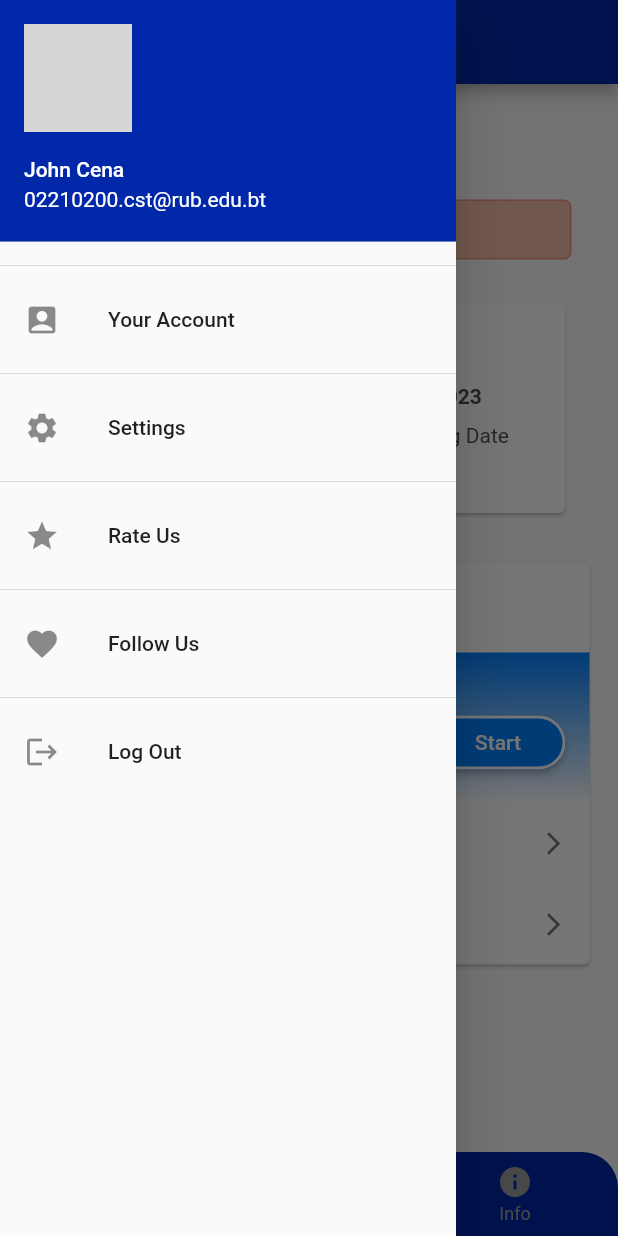
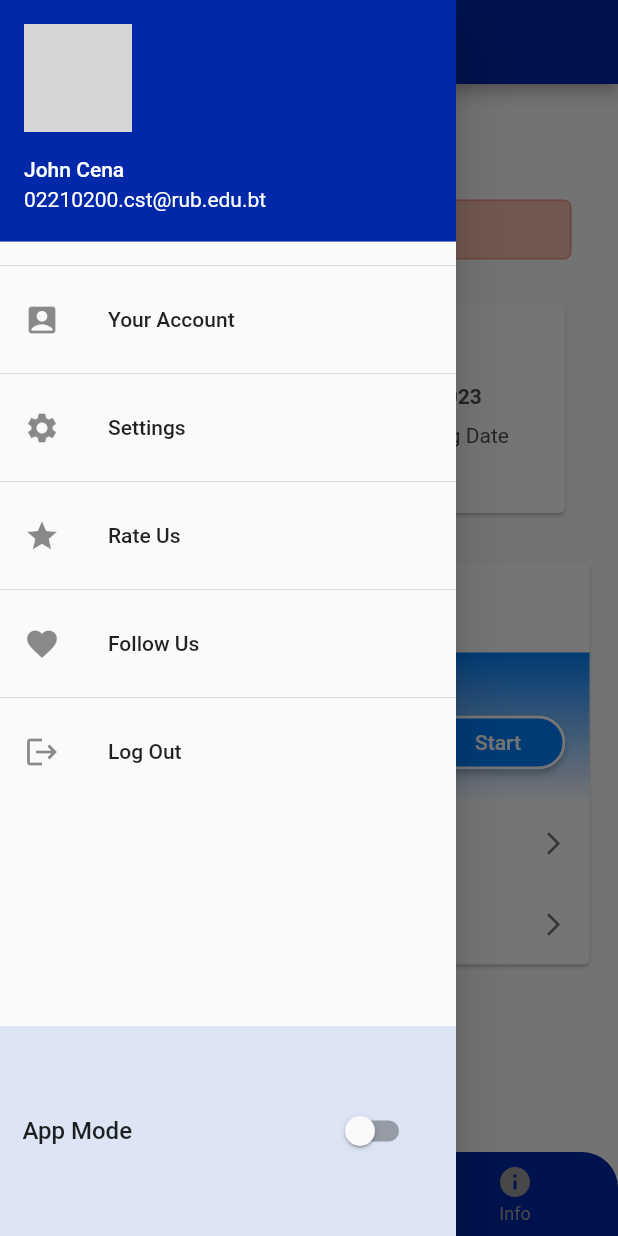
Before and after one commit to JigmePwangyel/Semester-Registration-App, a Flutter app: the screen it shows after launch, in the side drawer, after a tap on "Your Account", on a phone screen of 412 x 824 dp. Run offline on Flutter 3.47's test engine with Material 2 defaults, Android fonts, the phone set to English and light mode, and no system bars; network calls fail; grey boxes are pictures that could not be loaded.

Commit message:
Created Receipt and Bottom Navigation

```diff
--- a/lib/main.dart
+++ b/lib/main.dart
@@ -3,14 +3,16 @@ import 'package:semester_registration_app/theme/light_mode.dart';
 import 'pages/MyHomePage.dart';
 
 void main() {
-  runApp(MyApp());
+  runApp(const MyApp());
 }
 
 class MyApp extends StatelessWidget {
+  const MyApp({super.key});
+
   @override
   Widget build(BuildContext context) {
     return MaterialApp(
-      home: MyHomePage(),
+      home: const MyHomePage(),
       theme: lightMode,
     );
   }
--- /dev/null
+++ b/lib/pages/HomeTab.dart
@@ -0,0 +1,42 @@
+import 'package:flutter/material.dart';
+import 'components/homePairOfCards.dart';
+import 'components/homeMainCard.dart';
+import 'components/homeNotRegisteredMessage.dart';
+
+class HomePage extends StatefulWidget {
+  const HomePage({super.key});
+
+  @override
+  State<HomePage> createState() => _HomePageState();
+}
+
+class _HomePageState extends State<HomePage> {
+  @override
+  Widget build(BuildContext context) {
+    return const Scaffold(
+      body: Padding(
+        padding: EdgeInsets.only(left: 15, right: 15),
+        child: Column(
+          crossAxisAlignment: CrossAxisAlignment.start,
+          children: [
+            SizedBox(height: 25),
+            Text(
+              "Welcome back Jigme",
+              textAlign: TextAlign.left,
+              style: TextStyle(
+                fontSize: 23,
+                fontWeight: FontWeight.w500,
+              ),
+            ),
+            SizedBox(height: 25),
+            notRegisteredContainer(),
+            SizedBox(height: 25),
+            infoCard(),
+            SizedBox(height: 25),
+            homePageCard(),
+          ],
+        ),
+      ),
+    );
+  }
+}
--- a/lib/pages/MyHomePage.dart
+++ b/lib/pages/MyHomePage.dart
@@ -1,42 +1,55 @@
 import 'package:flutter/material.dart';
-import 'components/homePairOfCards.dart';
-import 'components/homeMainCard.dart';
+import 'package:semester_registration_app/pages/HomeTab.dart';
+import 'package:semester_registration_app/pages/InfoTab.dart';
+import 'package:semester_registration_app/pages/ReceiptTab.dart';
 import 'components/sideMenu.dart';
 import 'components/CustomBottomNavigationBar.dart';
-import 'components/homeNotRegisteredMessage.dart';
-import 'components/homeRegisteredMessage.dart';
 
-class MyHomePage extends StatelessWidget {
+class MyHomePage extends StatefulWidget {
   const MyHomePage({super.key});
+
+  @override
+  State<MyHomePage> createState() => _MyWidgetState();
+}
+
+class _MyWidgetState extends State<MyHomePage> {
+  int _selectedIndex = 0;
+  final PageController _pageController = PageController(initialPage: 0);
+
+  void _onItemTapped(int index) {
+    setState(() {
+      _selectedIndex = index;
+      _pageController.jumpToPage(index);
+    });
+  }
+
+  @override
+  void dispose() {
+    _pageController.dispose();
+    super.dispose();
+  }
 
   @override
   Widget build(BuildContext context) {
     return Scaffold(
-      drawer: sideMenu(),
+      drawer: const sideMenu(),
       appBar: AppBar(),
-      bottomNavigationBar: const CustomBottomNavigationBar(),
-      body: Padding(
-        padding: EdgeInsets.only(left: 15, right: 15),
-        child: Column(
-          crossAxisAlignment: CrossAxisAlignment.start,
-          children: [
-            SizedBox(height: 25),
-            Text(
-              "Welcome back Jigme",
-              textAlign: TextAlign.left,
-              style: TextStyle(
-                fontSize: 23,
-                fontWeight: FontWeight.w500,
-              ),
-            ),
-            SizedBox(height: 25),
-            notRegisteredContainer(),
-            SizedBox(height: 25),
-            infoCard(),
-            SizedBox(height: 25),
-            homePageCard(),
-          ],
-        ),
+      body: PageView(
+        controller: _pageController,
+        children: const [
+          HomePage(),
+          ReceiptPage(),
+          InfoPage(),
+        ],
+        onPageChanged: (int index) {
+          setState(() {
+            _selectedIndex = index;
+          });
+        },
+      ),
+      bottomNavigationBar: CustomBottomNavigationBar(
+        selectedIndex: _selectedIndex,
+        onItemTapped: _onItemTapped,
       ),
     );
   }
--- a/lib/pages/components/CustomBottomNavigationBar.dart
+++ b/lib/pages/components/CustomBottomNavigationBar.dart
@@ -1,8 +1,21 @@
 import 'package:flutter/material.dart';
 
-class CustomBottomNavigationBar extends StatelessWidget {
-  const CustomBottomNavigationBar({super.key});
+class CustomBottomNavigationBar extends StatefulWidget {
+  final int selectedIndex;
+  final Function(int) onItemTapped;
 
+  const CustomBottomNavigationBar({
+    super.key,
+    required this.selectedIndex,
+    required this.onItemTapped,
+  });
+
+  @override
+  State<CustomBottomNavigationBar> createState() =>
+      _CustomBottomNavigationBarState();
+}
+
+class _CustomBottomNavigationBarState extends State<CustomBottomNavigationBar> {
   @override
   Widget build(BuildContext context) {
     return Container(
@@ -12,9 +25,13 @@ class CustomBottomNavigationBar extends StatelessWidget {
           topLeft: Radius.circular(24),
         ),
         child: BottomNavigationBar(
-          backgroundColor: Color.fromRGBO(0, 40, 168, 1),
-          selectedItemColor: Color.fromRGBO(255, 255, 255, 1),
+          backgroundColor: const Color.fromRGBO(0, 40, 168, 1),
+          selectedItemColor: const Color.fromRGBO(255, 255, 255, 1),
           unselectedItemColor: Colors.grey,
+          currentIndex: widget
+              .selectedIndex, // Use the selectedIndex passed from MyHomePage
+          onTap: widget
+              .onItemTapped, // Use the onItemTapped callback passed from MyHomePage
           items: const [
             BottomNavigationBarItem(icon: Icon(Icons.home), label: 'Home'),
             BottomNavigationBarItem(
--- a/lib/pages/components/homeMainCard.dart
+++ b/lib/pages/components/homeMainCard.dart
@@ -4,15 +4,14 @@ import 'homeStartButton.dart';
 
 class homePageCard extends StatelessWidget {
   const homePageCard({super.key});
-
   @override
   Widget build(BuildContext context) {
     return Card(
       child: Column(
         children: [
           Container(
-            padding: EdgeInsets.all(15.0),
-            child: Row(
+            padding: const EdgeInsets.all(15.0),
+            child: const Row(
               children: [
                 Icon(
                   Icons.announcement_outlined,
@@ -36,7 +35,7 @@ class homePageCard extends StatelessWidget {
             children: [
               Container(
                 height: 100,
-                decoration: BoxDecoration(
+                decoration: const BoxDecoration(
                   gradient: LinearGradient(
                     begin: Alignment.topCenter,
                     end: Alignment.bottomCenter,
@@ -46,11 +45,11 @@ class homePageCard extends StatelessWidget {
                     ],
                   ),
                 ),
-                child: Row(
+                child: const Row(
                   crossAxisAlignment: CrossAxisAlignment.start,
                   children: [
                     Padding(
-                      padding: const EdgeInsets.only(
+                      padding: EdgeInsets.only(
                         left: 15,
                         top: 10,
                       ),
@@ -66,7 +65,7 @@ class homePageCard extends StatelessWidget {
                   ],
                 ),
               ),
-              Positioned(
+              const Positioned(
                 bottom: 16, // Adjust the bottom value as needed
                 right: 16, // Adjust the right value as needed
                 child: startButton(),
@@ -74,8 +73,8 @@ class homePageCard extends StatelessWidget {
             ],
           ),
           Container(
-            padding: EdgeInsets.all(15.0),
-            child: Row(
+            padding: const EdgeInsets.all(15.0),
+            child: const Row(
               children: [
                 Icon(
                   Icons.calendar_today,
@@ -100,8 +99,8 @@ class homePageCard extends StatelessWidget {
             ),
           ),
           Container(
-            padding: EdgeInsets.all(15.0),
-            child: Row(
+            padding: const EdgeInsets.all(15.0),
+            child: const Row(
               children: [
                 Icon(
                   Icons.monetization_on,
--- a/lib/pages/components/homeNotRegisteredMessage.dart
+++ b/lib/pages/components/homeNotRegisteredMessage.dart
@@ -10,12 +10,12 @@ class notRegisteredContainer extends StatelessWidget {
         width: 350,
         height: 40,
         decoration: BoxDecoration(
-          color: Color.fromRGBO(0xF5, 0x8C, 0x68, 0.54), // Background color
+          color: const Color.fromRGBO(0xF5, 0x8C, 0x68, 0.54), // Background color
           border: Border.all(
-              color: Color.fromRGBO(0xED, 0x91, 0x91, 1.0)), // Border (stroke)
+              color: const Color.fromRGBO(0xED, 0x91, 0x91, 1.0)), // Border (stroke)
           borderRadius: BorderRadius.circular(5.0), // Rounded corners
         ),
-        padding: EdgeInsets.all(8.0), // Padding inside the container
+        padding: const EdgeInsets.all(8.0), // Padding inside the container
         child: const Row(
           children: [
             Icon(
--- a/lib/pages/components/homePairOfCards.dart
+++ b/lib/pages/components/homePairOfCards.dart
@@ -11,9 +11,9 @@ class infoCard extends StatelessWidget {
         Card(
           child: Container(
             width: 150,
-            padding: EdgeInsets.all(20),
+            padding: const EdgeInsets.all(20),
             height: 140,
-            child: Column(
+            child: const Column(
               crossAxisAlignment: CrossAxisAlignment.start,
               children: [
                 Icon(
@@ -42,9 +42,9 @@ class infoCard extends StatelessWidget {
         Card(
           child: Container(
             width: 150,
-            padding: EdgeInsets.all(20),
+            padding: const EdgeInsets.all(20),
             height: 140,
-            child: Column(
+            child: const Column(
               crossAxisAlignment: CrossAxisAlignment.start,
               children: [
                 Icon(
--- a/lib/pages/components/homeRegisteredMessage.dart
+++ b/lib/pages/components/homeRegisteredMessage.dart
@@ -10,12 +10,12 @@ class registeredContainer extends StatelessWidget {
         width: 350,
         height: 40,
         decoration: BoxDecoration(
-          color: Color.fromRGBO(103, 194, 58, 0.37), // Background color
+          color: const Color.fromRGBO(103, 194, 58, 0.37), // Background color
           border: Border.all(
-              color: Color.fromRGBO(57, 156, 48, 0.56)), // Border (stroke)
+              color: const Color.fromRGBO(57, 156, 48, 0.56)), // Border (stroke)
           borderRadius: BorderRadius.circular(5.0), // Rounded corners
         ),
-        padding: EdgeInsets.all(8.0), // Padding inside the container
+        padding: const EdgeInsets.all(8.0), // Padding inside the container
         child: const Row(
           children: [
             Icon(
--- a/lib/pages/components/homeStartButton.dart
+++ b/lib/pages/components/homeStartButton.dart
@@ -5,7 +5,7 @@ class startButton extends StatelessWidget {
 
   @override
   Widget build(BuildContext context) {
-    return Container(
+    return SizedBox(
       width: 90,
       child: ElevatedButton(
         onPressed: () {
@@ -13,10 +13,10 @@ class startButton extends StatelessWidget {
         },
         style: ButtonStyle(
           backgroundColor: MaterialStateProperty.all<Color>(
-            Color.fromRGBO(0, 128, 255, 1.0),
+            const Color.fromRGBO(0, 128, 255, 1.0),
           ), // Set the background color
           side: MaterialStateProperty.all<BorderSide>(
-            BorderSide(
+            const BorderSide(
                 width: 2,
                 color: Colors.white), // Set the border (stroke) color and width
           ),
@@ -27,7 +27,7 @@ class startButton extends StatelessWidget {
             ),
           ),
         ),
-        child: Text(
+        child: const Text(
           'Start',
           style: TextStyle(
             color: Colors.white,
--- a/lib/pages/components/sideMenu.dart
+++ b/lib/pages/components/sideMenu.dart
@@ -1,4 +1,5 @@
 import 'package:flutter/material.dart';
+import '../Setting.dart';
 
 class sideMenu extends StatelessWidget {
   const sideMenu({super.key});
@@ -6,11 +7,14 @@ class sideMenu extends StatelessWidget {
   @override
   Widget build(BuildContext context) {
     return Drawer(
+      child: Column(
+        children: [
+          Expanded(
             child: ListView(
               children: [
                 UserAccountsDrawerHeader(
-            accountName: Text("John Cena"),
-            accountEmail: Text("02210200.cst@rub.edu.bt"),
+                  accountName: const Text("John Cena"),
+                  accountEmail: const Text("02210200.cst@rub.edu.bt"),
                   currentAccountPicture: ClipOval(
                     child: Image.network(
                       "https://images.pexels.com/photos/3454298/pexels-photo-3454298.jpeg?auto=compress&cs=tinysrgb&w=600",
@@ -20,38 +24,97 @@ class sideMenu extends StatelessWidget {
                     ),
                   ),
                 ),
-          Divider(),
+                const Divider(),
                 ListTile(
-            leading: Icon(Icons.account_box),
-            title: Text("Your Account"),
+                  leading: const Icon(Icons.account_box),
+                  title: const Text("Your Account"),
                   onTap: () {},
                 ),
-          Divider(),
+                const Divider(),
                 ListTile(
-            leading: Icon(Icons.settings),
-            title: Text("Settings"),
+                  leading: const Icon(Icons.settings),
+                  title: const Text("Settings"),
+                  onTap: () {
+                    Navigator.of(context).pop();
+                    Navigator.of(context).push(MaterialPageRoute(
+                      builder: (context) => Setting(),
+                    ));
+                  },
+                ),
+                const Divider(),
+                ListTile(
+                  leading: const Icon(Icons.star),
+                  title: const Text("Rate Us"),
                   onTap: () {},
                 ),
-          Divider(),
+                const Divider(),
                 ListTile(
-            leading: Icon(Icons.star),
-            title: Text("Rate Us"),
+                  leading: const Icon(Icons.favorite),
+                  title: const Text("Follow Us"),
                   onTap: () {},
                 ),
-          Divider(),
+                const Divider(),
                 ListTile(
-            leading: Icon(Icons.favorite),
-            title: Text("Follow Us"),
+                  leading: const Icon(Icons.logout),
+                  title: const Text("Log Out"),
                   onTap: () {},
                 ),
-          Divider(),
-          ListTile(
-            leading: Icon(Icons.logout),
-            title: Text("Log Out"),
-            onTap: () {},
+              ],
+            ),
+          ),
+          SizedBox(
+            height: 140,
+            child: AppMode(),
           ),
         ],
       ),
     );
   }
 }
+
+class AppMode extends StatefulWidget {
+  const AppMode({super.key});
+
+  @override
+  State<AppMode> createState() => _AppModeState();
+}
+
+class _AppModeState extends State<AppMode> {
+  bool _switchValue = false;
+
+  @override
+  Widget build(BuildContext context) {
+    return Center(
+      child: Container(
+        height: 140,
+        color: Color.fromRGBO(191, 208, 240, 0.49),
+        child: Padding(
+          padding: const EdgeInsets.only(
+            left: 15,
+            right: 25,
+          ),
+          child: Row(
+            children: [
+              Text(
+                "App Mode",
+                style: TextStyle(
+                  fontWeight: FontWeight.w500,
+                  fontSize: 16,
+                ),
+              ),
+              Spacer(),
+              Switch(
+                value: _switchValue,
+                onChanged: (value) {
+                  setState(() {
+                    _switchValue = value;
+                  });
+                },
+              )
+            ],
+          ),
+        ),
+      ),
+    );
+  }
+}
--- a/lib/theme/light_mode.dart
+++ b/lib/theme/light_mode.dart
@@ -2,7 +2,7 @@ import 'package:flutter/material.dart';
 
 ThemeData lightMode = ThemeData(
     brightness: Brightness.light,
-    colorScheme: ColorScheme.light(
+    colorScheme: const ColorScheme.light(
       background: Color.fromRGBO(255, 255, 255, 1),
       primary: Color.fromRGBO(0, 40, 168, 1),
       secondary: Color.fromRGBO(93, 173, 236, 1),
```
Also changed, not shown: lib/pages/InfoTab.dart (added, +10 -0 lines), lib/pages/ReceiptTab.dart (added, +204 -0 lines), lib/pages/Setting.dart (added, +105 -0 lines), pubspec.yaml (+5 -6 lines), assets/cst.png (added), pubspec.lock. Lines whose indentation alone changed are shown as unchanged.
